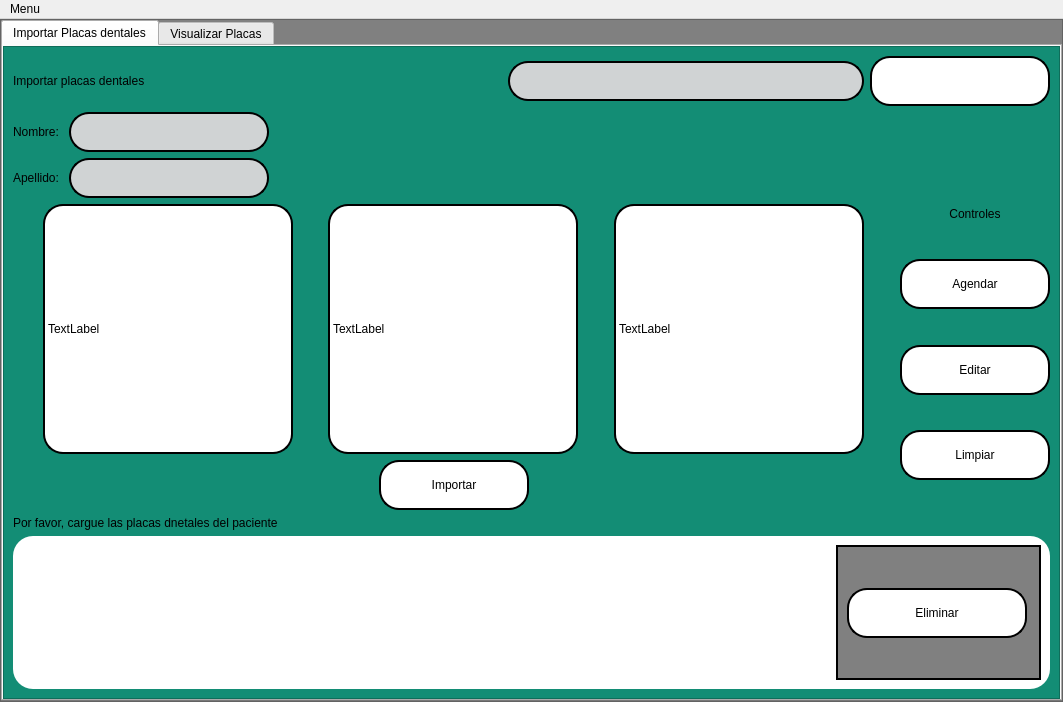
Above: interfaces/placas(nueva).ui from Reinaldito04/App-Consultas-y-Historias-Medicas before the change. Below: the same form after it.
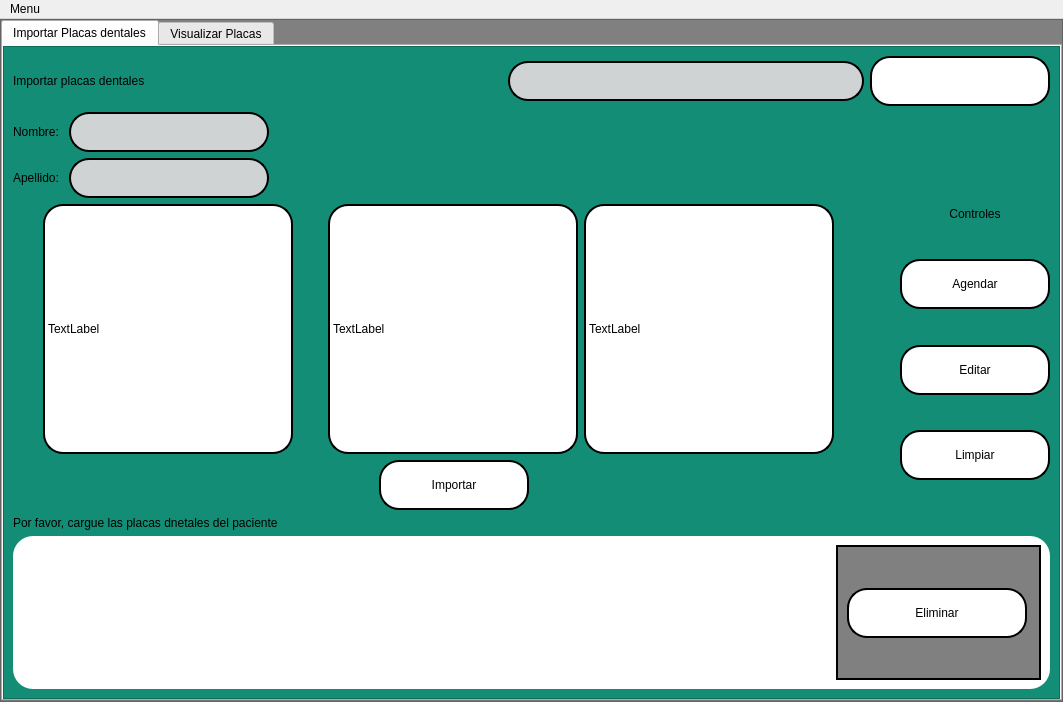
That is the form after the change. Icons and pictures are not drawn.

Commit message: ERROR EN LINE 115 POR ATRIBUTO FOTO

Patch:
```diff
--- a/interfaces/placas(nueva).ui
+++ b/interfaces/placas(nueva).ui
@@ -359,7 +359,27 @@
                      </spacer>
                     </item>
                     <item>
-                     <widget class="QLabel" name="label_11">
+                     <widget class="QLabel" name="foto2_image">
+                      <property name="minimumSize">
+                       <size>
+                        <width>250</width>
+                        <height>250</height>
+                       </size>
+                      </property>
+                      <property name="styleSheet">
+                       <string notr="true">QLabel{
+background-color: rgb(255, 255, 255);
+border: 2px solid  rgb(0,0,0);
+border-radius:20px;
+}</string>
+                      </property>
+                      <property name="text">
+                       <string>TextLabel</string>
+                      </property>
+                     </widget>
+                    </item>
+                    <item>
+                     <widget class="QLabel" name="foto3_image">
                       <property name="minimumSize">
                        <size>
                         <width>250</width>
@@ -391,26 +411,6 @@
                       </property>
                      </spacer>
                     </item>
-                    <item>
-                     <widget class="QLabel" name="label_12">
-                      <property name="minimumSize">
-                       <size>
-                        <width>250</width>
-                        <height>250</height>
-                       </size>
-                      </property>
-                      <property name="styleSheet">
-                       <string notr="true">QLabel{
-background-color: rgb(255, 255, 255);
-border: 2px solid  rgb(0,0,0);
-border-radius:20px;
-}</string>
-                      </property>
-                      <property name="text">
-                       <string>TextLabel</string>
-                      </property>
-                     </widget>
-                    </item>
                     <item>
                      <spacer name="horizontalSpacer_24">
                       <property name="orientation">
```
Left out of the diff: 16 changed lines with no effect on the pictures. The commit also changes 2 other files.
